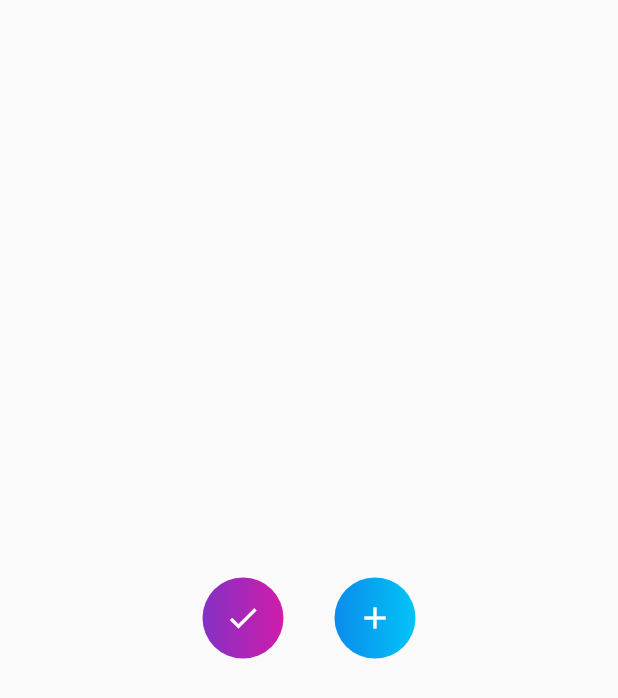
After one commit to BashirYesufu/ToDo-Flutter, a Flutter app: the screen it shows after launch, on a phone screen of 412 x 824 dp. The commit adds this screen. Shown: the top 698 px of the screen. Run offline on Flutter 3.47's test engine with Material 2 defaults, Android fonts, the phone set to English and light mode, and no system bars.

Commit message:
added a home page

```diff
--- /dev/null
+++ b/kobo_todo_app/lib/home.dart
@@ -0,0 +1,37 @@
+import 'package:flutter/material.dart';
+import 'gradient_button.dart';
+
+class Home extends StatefulWidget {
+  const Home({Key? key}) : super(key: key);
+
+  @override
+  _HomeState createState() => _HomeState();
+}
+
+class _HomeState extends State<Home> {
+  @override
+  Widget build(BuildContext context) {
+    return Scaffold(
+      body: Center(
+        child: Row(
+          mainAxisAlignment: MainAxisAlignment.center,
+          children: [
+
+            GradientButton(
+              color1: Color(0xff6C37CB),
+              color2: Color(0xffE716A3),
+              icon: Icons.check,
+            ),
+
+            GradientButton(
+              color1: Color(0xff0D7AEA),
+              color2: Color(0xff00D5F9),
+              icon: Icons.add,
+            ),
+
+          ],
+        ),
+      ),
+    );
+  }
+}
```
Also changed, not shown: kobo_todo_app/lib/main.dart (+2 -25 lines).
